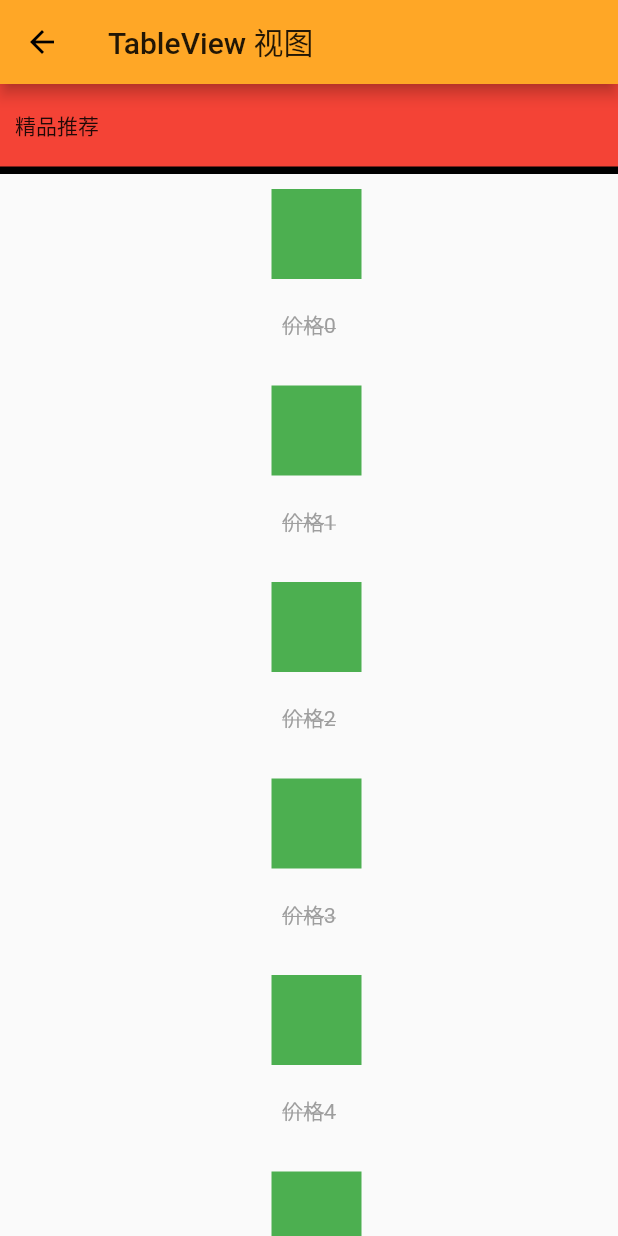
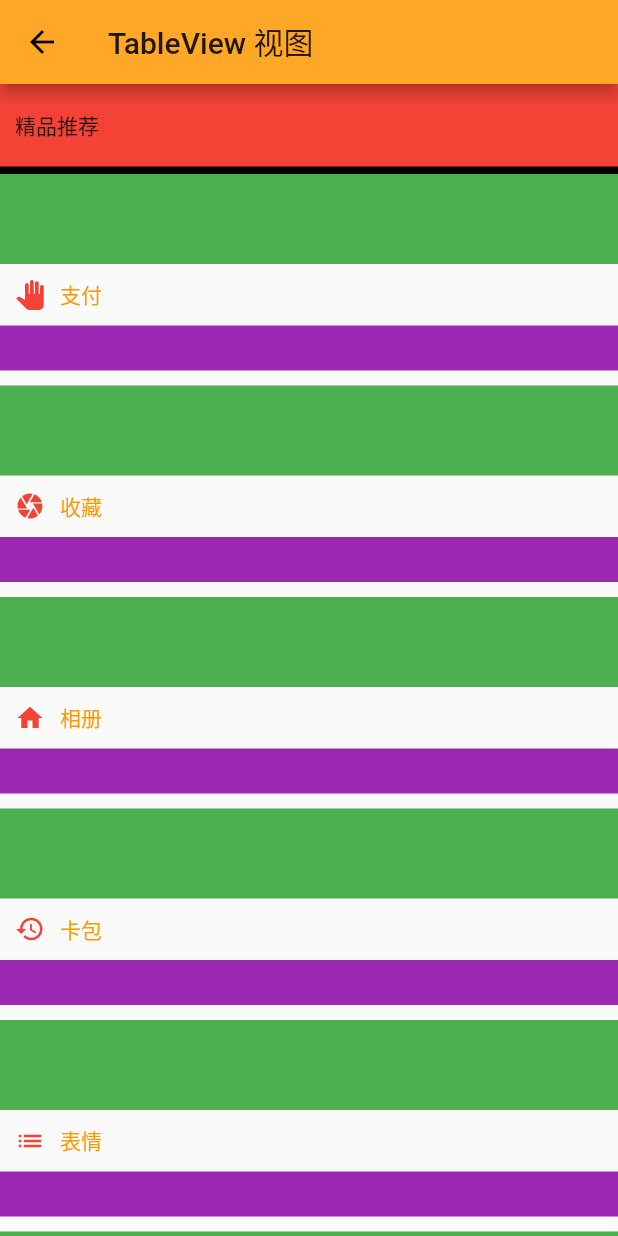
Before and after one commit to opvexe/FlutterNews, a Flutter app: the listController screen opened directly, on a phone screen of 412 x 824 dp. Run offline on Flutter 3.47's test engine with Material 2 defaults, Android fonts, the phone set to English and light mode, and no system bars; our stand-ins replace flutter_swiper.

Commit message:
no message

```diff
--- a/myapp/lib/Page/bannerSwiper.dart
+++ b/myapp/lib/Page/bannerSwiper.dart
@@ -24,7 +24,7 @@ class _bannerSwiperViewState extends State<bannerSwiperView> {
           pagination: new SwiperPagination(),
           autoplay: true,
           duration: 3,
-          itemBuilder: (BuildContext context,int index){
+          itemBuilder: (BuildContext context, int index) {
             return new Container(
               color: Colors.yellow,
             );
--- a/myapp/lib/Page/listController.dart
+++ b/myapp/lib/Page/listController.dart
@@ -32,37 +32,57 @@ class _listControllerState extends State<listController> {
             ),
             new Expanded(
               child: ListView.builder(
-                itemCount: 20,
+                itemCount: lists.length,
                 // padding: const EdgeInsets.all(10.0), //外部间距
                 itemBuilder: (BuildContext context, int index) {
-                  return InkWell(   //点击波轮效果
+                  return InkWell(
+                    //点击波轮效果
                     onTap: () {
                       print('object$index');
                     },
 
                     child: Column(
-
                       children: <Widget>[
                         Container(
-                          margin: const EdgeInsets.fromLTRB(10.0, 10.0, 0.0, 0.0),
-                          width: 60.0,
+                          // margin: const EdgeInsets.only(left: 10.0),
+                          width: MediaQuery.of(context).size.width,
                           height: 60.0,
                           color: Colors.green,
                         ),
                         Padding(
-                          padding: const EdgeInsets.only(top: 20.0),
+                          padding: const EdgeInsets.only(top: 10.0),
                         ),
-
-
-                        Text(
-                          '价格$index',
-                          textAlign: TextAlign.left,
-                          style: TextStyle(
-                              decoration: TextDecoration.lineThrough,
-                              color: Colors.grey),
+                        Container(
+                          child: Row(
+                            children: <Widget>[
+                              Container(
+                                alignment: Alignment.centerLeft,
+                                padding: EdgeInsets.only(left: 10.0),
+                                child: Row(
+                                  children: <Widget>[
+                                    Icon(
+                                      lists[index].icon,
+                                      size: 20.0,
+                                      color: Colors.red,
+                                    ),
+                                    Padding(padding: EdgeInsets.only(left: 10.0),),
+                                    Text(lists[index].title,
+                                        style: TextStyle(color: Colors.orange)),
+                                  ],
+                                ),
+                              )
+                            ],
+                          ),
                         ),
                         Padding(
-                          padding: const EdgeInsets.only(bottom: 20.0),
+                          padding: const EdgeInsets.only(top: 10.0),
+                        ),
+                        Container(
+                          color: Colors.purple,
+                          height: 30.0,
+                        ),
+                        Padding(
+                          padding: const EdgeInsets.only(bottom: 10.0),
                         ),
                       ],
                     ),
@@ -88,9 +108,9 @@ class ListModel {
 //创建数组
 const List<ListModel> lists = <ListModel>[
   ListModel(title: '支付', icon: Icons.pan_tool, isShow: true),
-  ListModel(title: '收藏', icon: Icons.pan_tool, isShow: true),
-  ListModel(title: '相册', icon: Icons.pan_tool, isShow: true),
-  ListModel(title: '卡包', icon: Icons.pan_tool, isShow: true),
-  ListModel(title: '表情', icon: Icons.pan_tool, isShow: false),
-  ListModel(title: '设置', icon: Icons.pan_tool, isShow: true),
+  ListModel(title: '收藏', icon: Icons.camera, isShow: true),
+  ListModel(title: '相册', icon: Icons.home, isShow: true),
+  ListModel(title: '卡包', icon: Icons.history, isShow: true),
+  ListModel(title: '表情', icon: Icons.list, isShow: false),
+  ListModel(title: '设置', icon: Icons.offline_pin, isShow: true),
 ];
```
Also changed, not shown: myapp/lib/Page/complexListView.dart (+53 -1 lines), myapp/lib/Page/gridViewCollection.dart (+20 -12 lines).
